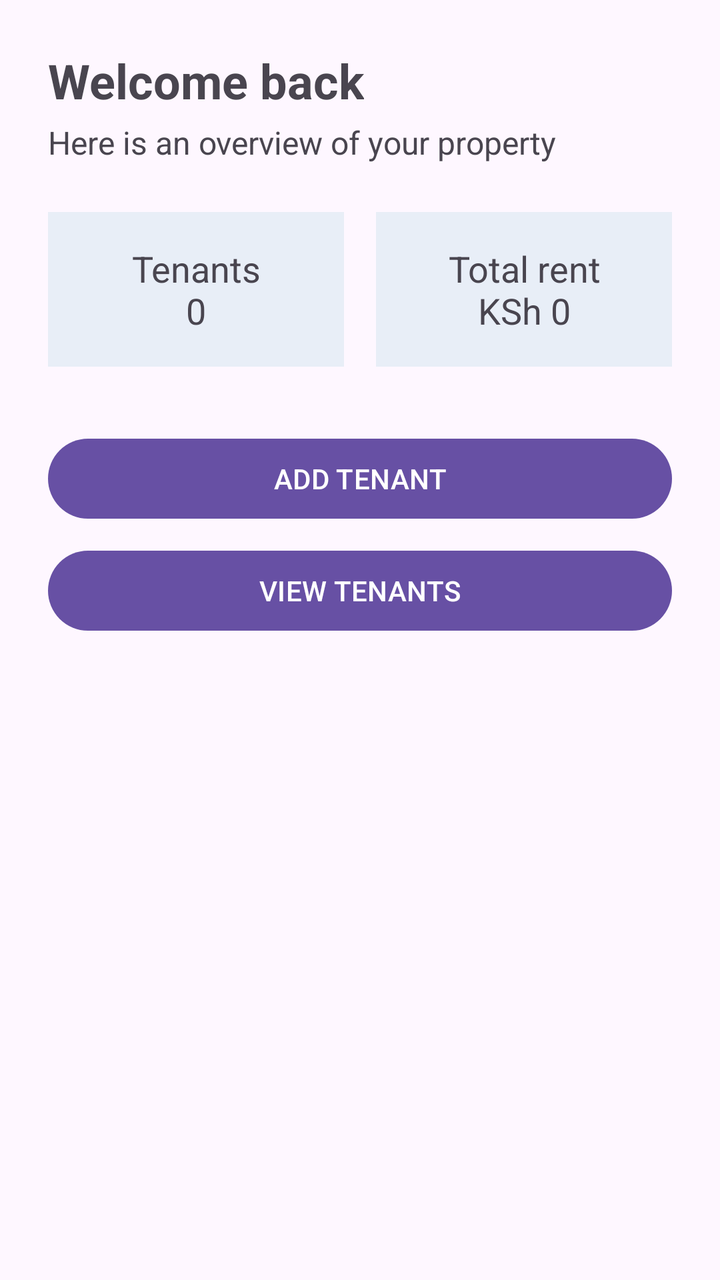
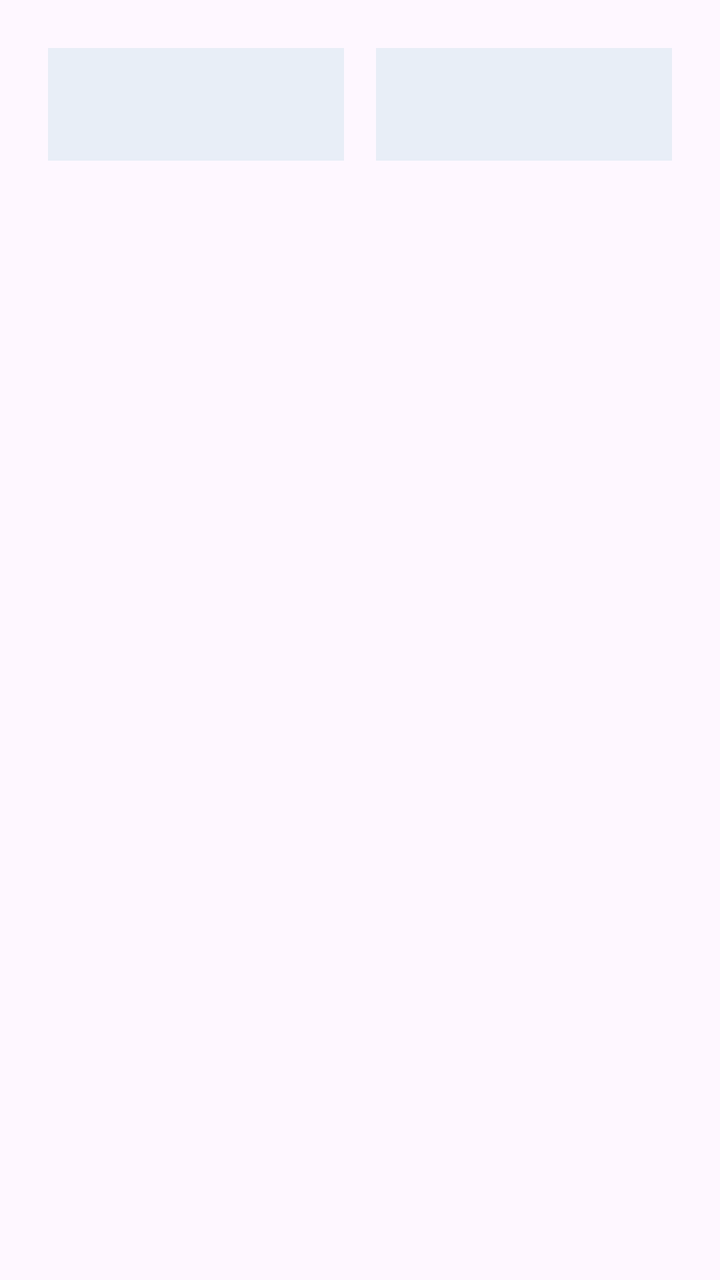

Two renders of the same Android screen: before a commit and after it. Below are the layout's source before the change and the commit's diff.
<!-- AndroidManifest.xml: application theme Theme.TenantManagementApp -->
<!-- res/layout/fragment_dashboard.xml -->
<?xml version="1.0" encoding="utf-8"?>
<androidx.constraintlayout.widget.ConstraintLayout
    xmlns:android="http://schemas.android.com/apk/res/android"
    xmlns:app="http://schemas.android.com/apk/res-auto"
    android:layout_width="match_parent"
    android:layout_height="match_parent"
    android:padding="24dp">

    <TextView
        android:id="@+id/welcomeTextView"
        android:layout_width="wrap_content"
        android:layout_height="wrap_content"
        android:text="Welcome back"
        android:textSize="24sp"
        android:textStyle="bold"
        app:layout_constraintTop_toTopOf="parent"
        app:layout_constraintStart_toStartOf="parent" />

    <TextView
        android:id="@+id/overviewTextView"
        android:layout_width="wrap_content"
        android:layout_height="wrap_content"
        android:text="Here is an overview of your property"
        android:textSize="16sp"
        android:layout_marginTop="4dp"
        app:layout_constraintTop_toBottomOf="@id/welcomeTextView"
        app:layout_constraintStart_toStartOf="parent" />

    <TextView
        android:id="@+id/tenantCountTextView"
        android:layout_width="0dp"
        android:layout_height="wrap_content"
        android:text="Tenants\n0"
        android:textSize="18sp"
        android:gravity="center"
        android:padding="16dp"
        android:background="#E8EEF7"
        android:layout_marginTop="24dp"
        android:layout_marginEnd="8dp"
        app:layout_constraintTop_toBottomOf="@id/overviewTextView"
        app:layout_constraintStart_toStartOf="parent"
        app:layout_constraintEnd_toStartOf="@id/totalRentTextView" />

    <TextView
        android:id="@+id/totalRentTextView"
        android:layout_width="0dp"
        android:layout_height="wrap_content"
        android:text="Total rent\nKSh 0"
        android:textSize="18sp"
        android:gravity="center"
        android:padding="16dp"
        android:background="#E8EEF7"
        android:layout_marginStart="8dp"
        app:layout_constraintTop_toTopOf="@id/tenantCountTextView"
        app:layout_constraintStart_toEndOf="@id/tenantCountTextView"
        app:layout_constraintEnd_toEndOf="parent" />

    <Button
        android:id="@+id/addTenantButton"
        android:layout_width="0dp"
        android:layout_height="wrap_content"
        android:text="ADD TENANT"
        android:layout_marginTop="32dp"
        app:layout_constraintTop_toBottomOf="@id/tenantCountTextView"
        app:layout_constraintStart_toStartOf="parent"
        app:layout_constraintEnd_toEndOf="parent" />

    <Button
        android:id="@+id/viewTenantsButton"
        android:layout_width="0dp"
        android:layout_height="wrap_content"
        android:text="VIEW TENANTS"
        android:layout_marginTop="8dp"
        app:layout_constraintTop_toBottomOf="@id/addTenantButton"
        app:layout_constraintStart_toStartOf="parent"
        app:layout_constraintEnd_toEndOf="parent" />

</androidx.constraintlayout.widget.ConstraintLayout>
<!-- resources referenced by this layout -->
<resources>
  <style name="Theme.TenantManagementApp" parent="Base.Theme.TenantManagementApp" />
  <style name="Base.Theme.TenantManagementApp" parent="Theme.Material3.DayNight.NoActionBar">
          
          
      </style>
</resources>

<!-- the commit's change to res/layout/fragment_dashboard.xml (unified diff, before → after) -->
@@ -1,78 +1,47 @@
 <?xml version="1.0" encoding="utf-8"?>
-<androidx.constraintlayout.widget.ConstraintLayout
-    xmlns:android="http://schemas.android.com/apk/res/android"
-    xmlns:app="http://schemas.android.com/apk/res-auto"
-    android:layout_width="match_parent"
-    android:layout_height="match_parent"
-    android:padding="24dp">
+<layout xmlns:android="http://schemas.android.com/apk/res/android"
+    xmlns:app="http://schemas.android.com/apk/res-auto">
+    <data>
+        <variable
+            name="viewModel"
+            type="com.example.tenantmanagementapp.ui.viewmodel.TenantViewModel" />
+    </data>
 
-    <TextView
-        android:id="@+id/welcomeTextView"
-        android:layout_width="wrap_content"
-        android:layout_height="wrap_content"
-        android:text="Welcome back"
-        android:textSize="24sp"
-        android:textStyle="bold"
-        app:layout_constraintTop_toTopOf="parent"
-        app:layout_constraintStart_toStartOf="parent" />
+    <androidx.constraintlayout.widget.ConstraintLayout
+        android:layout_width="match_parent"
+        android:layout_height="match_parent"
+        android:padding="24dp">
 
-    <TextView
-        android:id="@+id/overviewTextView"
-        android:layout_width="wrap_content"
-        android:layout_height="wrap_content"
-        android:text="Here is an overview of your property"
-        android:textSize="16sp"
-        android:layout_marginTop="4dp"
-        app:layout_constraintTop_toBottomOf="@id/welcomeTextView"
-        app:layout_constraintStart_toStartOf="parent" />
 
-    <TextView
-        android:id="@+id/tenantCountTextView"
-        android:layout_width="0dp"
-        android:layout_height="wrap_content"
-        android:text="Tenants\n0"
-        android:textSize="18sp"
-        android:gravity="center"
-        android:padding="16dp"
-        android:background="#E8EEF7"
-        android:layout_marginTop="24dp"
-        android:layout_marginEnd="8dp"
-        app:layout_constraintTop_toBottomOf="@id/overviewTextView"
-        app:layout_constraintStart_toStartOf="parent"
-        app:layout_constraintEnd_toStartOf="@id/totalRentTextView" />
+        <TextView
+            android:id="@+id/tenantCountTextView"
+            android:text="@{viewModel.tenantCountText}"
+            android:layout_width="0dp"
+            android:layout_height="wrap_content"
+            android:textSize="18sp"
+            android:gravity="center"
+            android:padding="16dp"
+            android:background="#E8EEF7"
+            android:layout_marginTop="24dp"
+            android:layout_marginEnd="8dp"
+            app:layout_constraintTop_toBottomOf="@id/overviewTextView"
+            app:layout_constraintStart_toStartOf="parent"
+            app:layout_constraintEnd_toStartOf="@id/totalRentTextView" />
 
-    <TextView
-        android:id="@+id/totalRentTextView"
-        android:layout_width="0dp"
-        android:layout_height="wrap_content"
-        android:text="Total rent\nKSh 0"
-        android:textSize="18sp"
-        android:gravity="center"
-        android:padding="16dp"
-        android:background="#E8EEF7"
-        android:layout_marginStart="8dp"
-        app:layout_constraintTop_toTopOf="@id/tenantCountTextView"
-        app:layout_constraintStart_toEndOf="@id/tenantCountTextView"
-        app:layout_constraintEnd_toEndOf="parent" />
+        <TextView
+            android:id="@+id/totalRentTextView"
+            android:text="@{viewModel.totalRentText}"
+            android:layout_width="0dp"
+            android:layout_height="wrap_content"
+            android:textSize="18sp"
+            android:gravity="center"
+            android:padding="16dp"
+            android:background="#E8EEF7"
+            android:layout_marginStart="8dp"
+            app:layout_constraintTop_toTopOf="@id/tenantCountTextView"
+            app:layout_constraintStart_toEndOf="@id/tenantCountTextView"
+            app:layout_constraintEnd_toEndOf="parent" />
 
-    <Button
-        android:id="@+id/addTenantButton"
-        android:layout_width="0dp"
-        android:layout_height="wrap_content"
-        android:text="ADD TENANT"
-        android:layout_marginTop="32dp"
-        app:layout_constraintTop_toBottomOf="@id/tenantCountTextView"
-        app:layout_constraintStart_toStartOf="parent"
-        app:layout_constraintEnd_toEndOf="parent" />
-
-    <Button
-        android:id="@+id/viewTenantsButton"
-        android:layout_width="0dp"
-        android:layout_height="wrap_content"
-        android:text="VIEW TENANTS"
-        android:layout_marginTop="8dp"
-        app:layout_constraintTop_toBottomOf="@id/addTenantButton"
-        app:layout_constraintStart_toStartOf="parent"
-        app:layout_constraintEnd_toEndOf="parent" />
-
-</androidx.constraintlayout.widget.ConstraintLayout>
+        
+    </androidx.constraintlayout.widget.ConstraintLayout>
+</layout>
